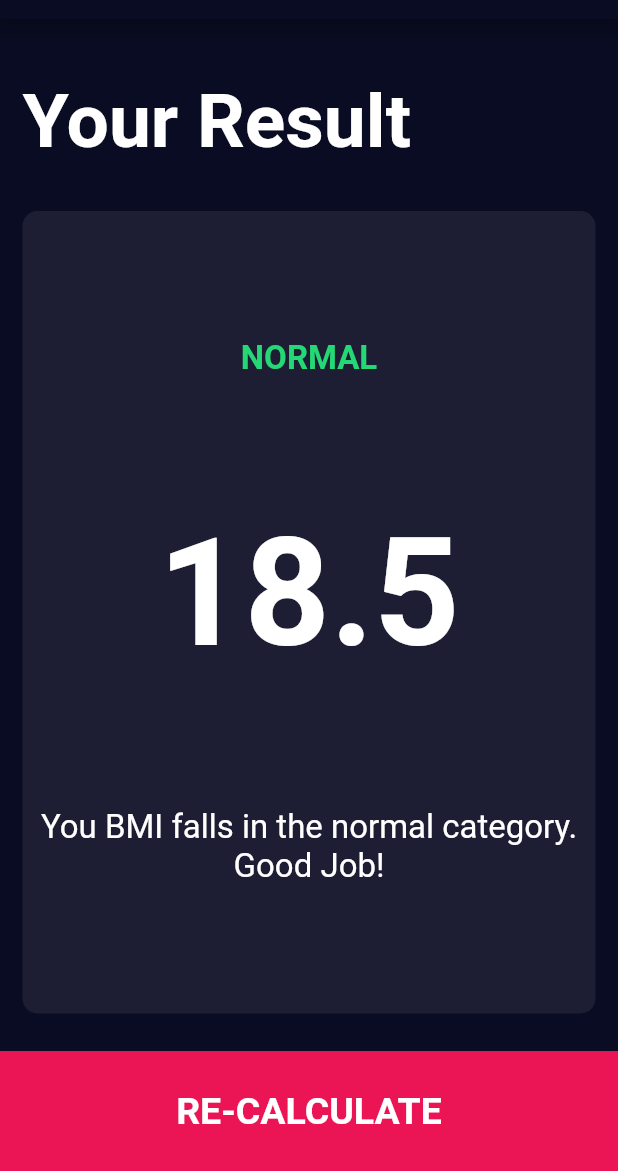
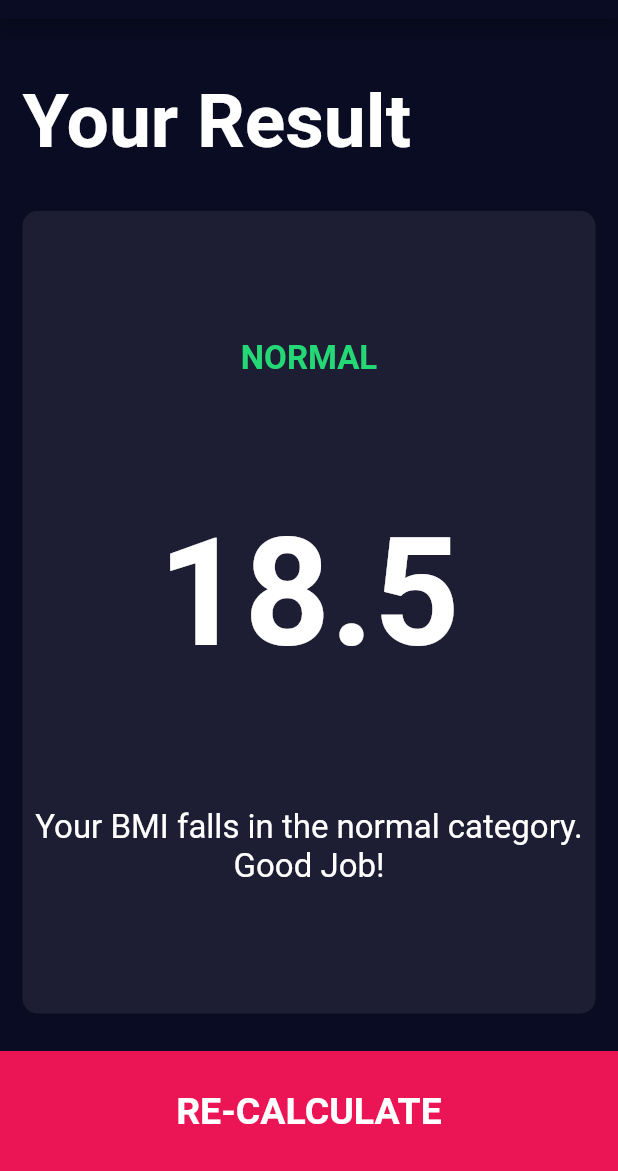
Before and after one commit to dpbangera95/BMI-Calculator, a Flutter app: the screen it shows after launch, after a tap on "CALCULATE", on a phone screen of 412 x 824 dp, the part 65-1236 px from its top. Run offline on Flutter 3.47's test engine with Material 2 defaults, Android fonts, the phone set to English and light mode, and no system bars; our stand-ins replace font_awesome_flutter.

Commit message:
Update calculator_brain.dart

```diff
--- a/lib/calculator_brain.dart
+++ b/lib/calculator_brain.dart
@@ -27,7 +27,7 @@ class CalculatorBrain {
     if (_bmi >= 25) {
       return 'You have a higher than normal body weight. Try to exercise more.';
     } else if (_bmi > 18.5) {
-      return 'You BMI falls in the normal category. Good Job!';
+      return 'Your BMI falls in the normal category. Good Job!';
     } else {
       return 'You have a lower than normal body weight. You can try snacking on something a little.';
     }
```
